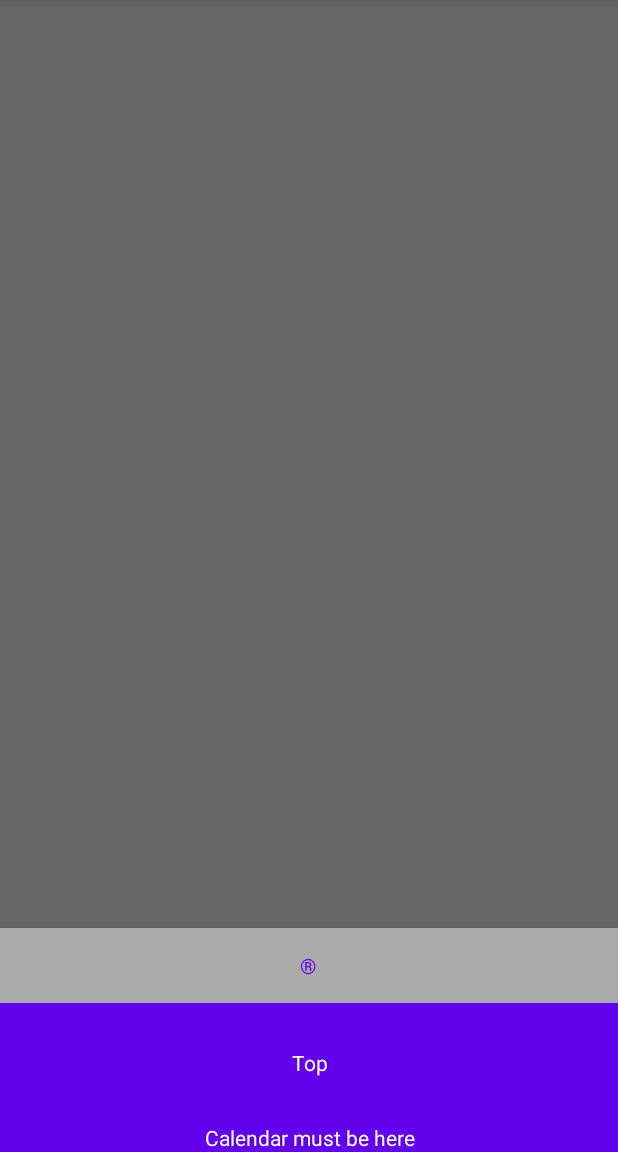
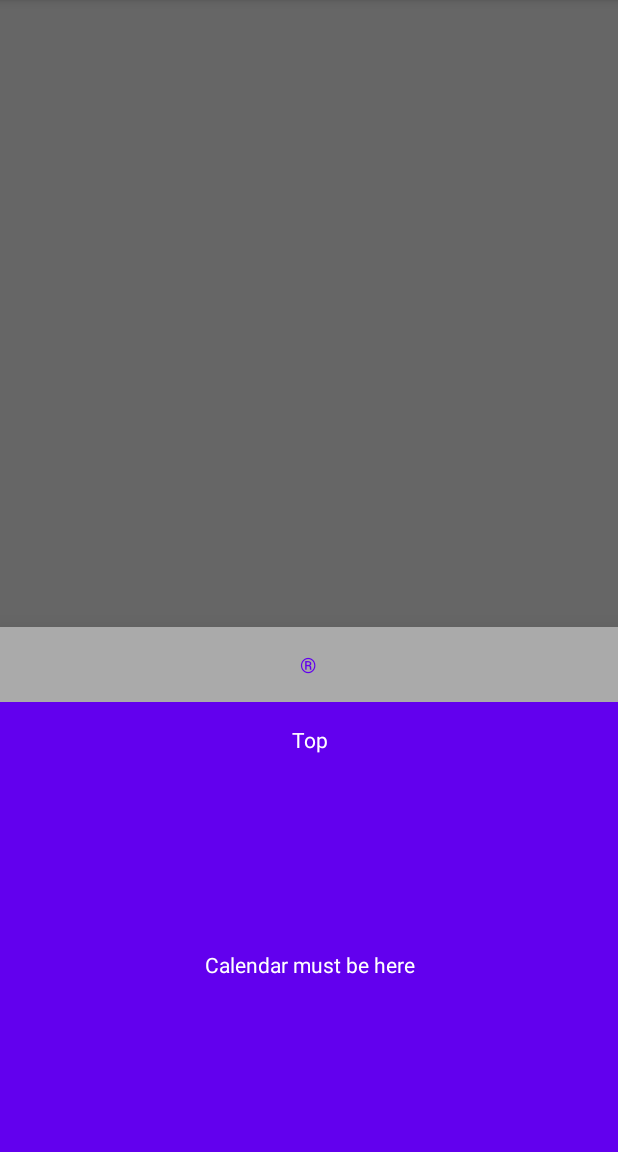
Before and after one commit to MadMakZa/HealthDiary, an Android app: the fragment BottomSheetFragment placed in its activity, on a phone screen of 412 x 824 dp, the part 84-1236 px from its top. Run offline under Robolectric (Android 15) with nearby library versions, the phone set to English and light mode, and no system bars; 3 statements that could not run were skipped.

Commit message:
bottomsheet + button addNote test

```diff
--- a/app/src/main/java/makza/afonsky/healthdiary/BottomSheetFragment.kt
+++ b/app/src/main/java/makza/afonsky/healthdiary/BottomSheetFragment.kt
@@ -4,6 +4,7 @@ import android.os.Bundle
 import android.view.LayoutInflater
 import android.view.View
 import android.view.ViewGroup
+import android.widget.Button
 import android.widget.Toast
 import com.google.android.material.bottomsheet.BottomSheetDialogFragment
 
@@ -15,13 +16,22 @@ class BottomSheetFragment: BottomSheetDialogFragment(){
         container: ViewGroup?,
         savedInstanceState: Bundle?
     ): View? {
-        return inflater.inflate(R.layout.bottomsheet_fragment, container, false)
+        val rootView = inflater.inflate(R.layout.bottomsheet_fragment, container, false)
+        val btnAddNote: Button = rootView.findViewById(R.id.btn_addNote)
+        btnAddNote.setOnClickListener {
+            Toast.makeText(activity, "Add note clicked!", Toast.LENGTH_SHORT).show()
+        }
+
+        return rootView
     }
+
 
     override fun onViewCreated(view: View, savedInstanceState: Bundle?) {
         super.onViewCreated(view, savedInstanceState)
 
 
+
     }
 
+
 }
--- a/app/src/main/res/layout/bottomsheet_fragment.xml
+++ b/app/src/main/res/layout/bottomsheet_fragment.xml
@@ -7,8 +7,8 @@
     android:background="@android:color/darker_gray"
     android:orientation="vertical"
     android:gravity="center_horizontal"
-    app:behavior_hideable="false"
-    app:behavior_peekHeight="250dp"
+    app:behavior_hideable="true"
+    app:behavior_peekHeight="300dp"
     app:layout_behavior="android.support.design.widget.BottomSheetBehavior">
 
     <Button
@@ -20,7 +20,7 @@
 
     <TextView
         android:layout_width="match_parent"
-        android:layout_height="80dp"
+        android:layout_height="50dp"
         android:background="@color/design_default_color_primary"
         android:gravity="center"
         android:text="Top"
@@ -28,10 +28,10 @@
 
     <TextView
         android:layout_width="match_parent"
-        android:layout_height="match_parent"
+        android:layout_height="250dp"
+        android:background="@color/design_default_color_primary"
         android:gravity="center"
         android:text="Calendar must be here"
-        android:textColor="@android:color/white"
-        android:background="@color/design_default_color_primary"/>
+        android:textColor="@android:color/white" />
 
 </LinearLayout>
```
